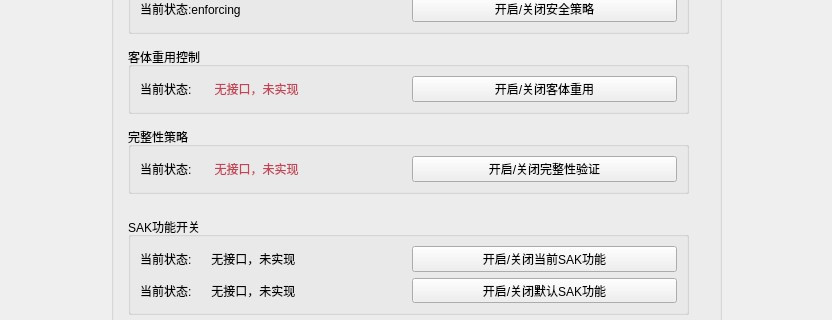
The window that SEC/svrctrlpage.ui (liuyufeng509/SecCenter) describes before a commit, drawn with Qt 5; both pictures show x 0 to 832 and y 84 to 404 of the 832 by 508 pixel window.
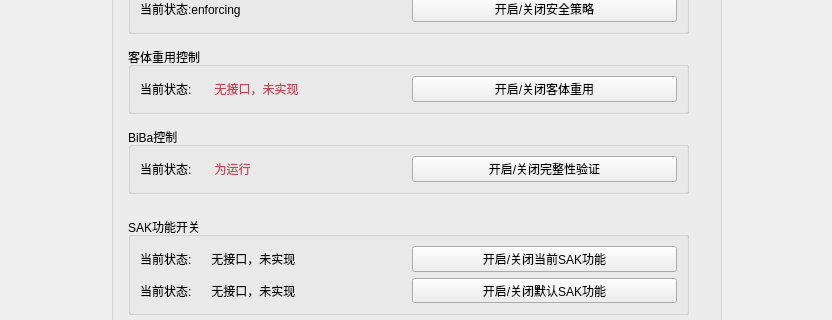
The same window after the commit.

Commit message: 1.完成完整性和安全性标签开发 2.修复一些问题。

Diff of the .ui file:
```diff
--- a/SEC/svrctrlpage.ui
+++ b/SEC/svrctrlpage.ui
@@ -83,13 +83,13 @@
        </rect>
       </property>
       <property name="title">
-       <string>完整性策略</string>
+       <string>BiBa控制</string>
       </property>
       <layout class="QHBoxLayout" name="horizontalLayout_4">
        <item>
         <widget class="QLabel" name="cur_audstatus_label_3">
          <property name="text">
-          <string>&lt;html&gt;&lt;head/&gt;&lt;body&gt;&lt;p&gt;当前状态:	&amp;nbsp;&amp;nbsp;&amp;nbsp;&amp;nbsp;&amp;nbsp; &lt;span style=&quot; color:#c54456;&quot;&gt;无接口，未实现&lt;/span&gt;&lt;/p&gt;&lt;/body&gt;&lt;/html&gt;</string>
+          <string>&lt;html&gt;&lt;head/&gt;&lt;body&gt;&lt;p&gt;当前状态:	&amp;nbsp;&amp;nbsp;&amp;nbsp;&amp;nbsp;&amp;nbsp; &lt;span style=&quot; color:#c54456;&quot;&gt;为运行&lt;/span&gt;&lt;/p&gt;&lt;/body&gt;&lt;/html&gt;</string>
          </property>
         </widget>
        </item>
```
Left out of the diff: 2 changed lines with no effect on the pictures. The commit also changes 20 other files.
